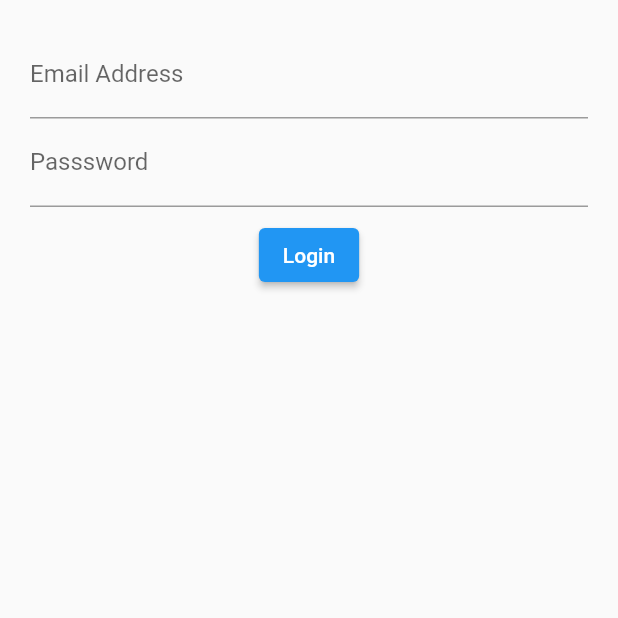
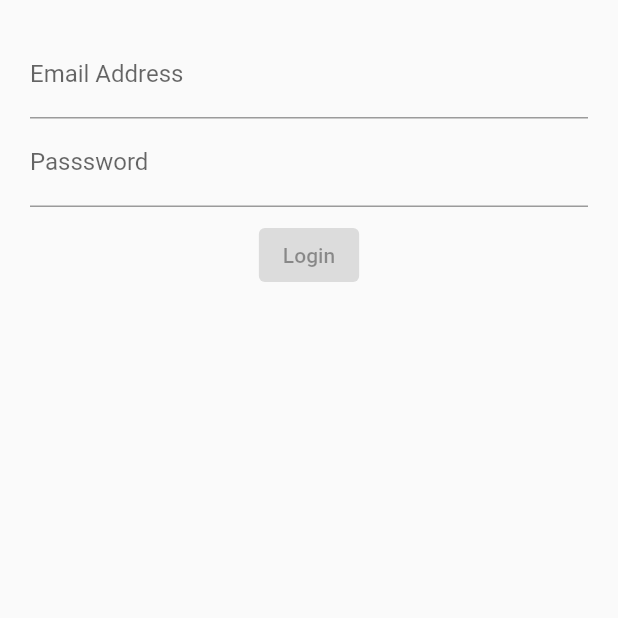
Before and after one commit to irfan87/login_bloc_flutter, a Flutter app: the screen it shows after launch, on a phone screen of 412 x 824 dp, the top half of it. Run offline on Flutter 3.47's test engine with Material 2 defaults, Android fonts, the phone set to English and light mode, and no system bars; our stand-ins replace rxdart.

Commit message:
render login form with RxDart

```diff
--- a/lib/src/blocs/bloc.dart
+++ b/lib/src/blocs/bloc.dart
@@ -1,10 +1,11 @@
 import 'dart:async';
+import 'package:rxdart/rxdart.dart';
 
 import 'package:login_bloc/src/blocs/validators.dart';
 
 class Bloc extends Object with Validators {
-  final _email = StreamController<String>.broadcast();
-  final _password = StreamController<String>.broadcast();
+  final _email = BehaviorSubject<String>();
+  final _password = BehaviorSubject<String>();
 
   // add data to the stream
   Stream<String> get email =>
@@ -12,9 +13,21 @@ class Bloc extends Object with Validators {
   Stream<String> get password =>
       _password.stream.asBroadcastStream().transform(validatePassword);
 
+  // submit the form that contains email and password as true
+  Stream<bool> get submitValid =>
+      Rx.combineLatest2(email, password, (email, password) => true);
+
   // change data
   Function(String) get changeEmail => _email.sink.add;
   Function(String) get changePassword => _password.sink.add;
+
+  // submit function for email and password
+  submit() {
+    final validEmail = _email.value;
+    final validPassword = _password.value;
+
+    print('$validEmail and $validPassword is good to go');
+  }
 
   dispose() {
     _email.close();
--- a/lib/src/screens/login_screen.dart
+++ b/lib/src/screens/login_screen.dart
@@ -16,7 +16,7 @@ class LoginScreen extends StatelessWidget {
           SizedBox(
             height: 8.0,
           ),
-          loginButton(),
+          loginButton(bloc),
         ],
       ),
     );
@@ -56,10 +56,15 @@ class LoginScreen extends StatelessWidget {
     );
   }
 
-  Widget loginButton() {
-    return ElevatedButton(
-      onPressed: () {},
-      child: Text('Login'),
+  Widget loginButton(Bloc bloc) {
+    return StreamBuilder<Object>(
+      stream: bloc.submitValid,
+      builder: (context, snapshot) {
+        return ElevatedButton(
+          onPressed: snapshot.hasData ? bloc.submit : null,
+          child: Text('Login'),
+        );
+      },
     );
   }
 }
--- a/pubspec.yaml
+++ b/pubspec.yaml
@@ -24,10 +24,10 @@ dependencies:
   flutter:
     sdk: flutter
 
-
   # The following adds the Cupertino Icons font to your application.
   # Use with the CupertinoIcons class for iOS style icons.
   cupertino_icons: ^1.0.2
+  rxdart: ^0.25.0
 
 dev_dependencies:
   flutter_test:
```
Also changed, not shown: pubspec.lock.
